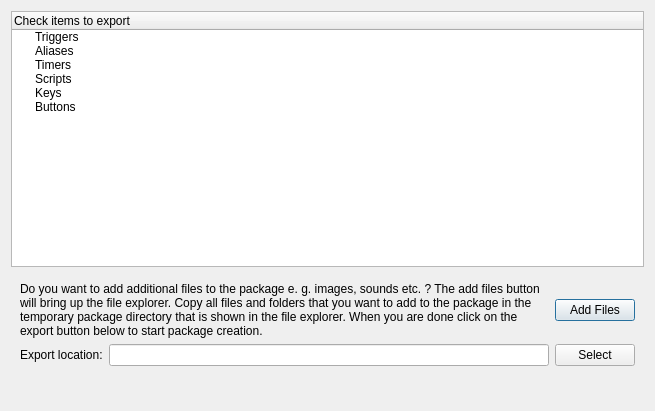
Before: the Qt Designer form src/ui/dlgPackageExporter.ui in Mudlet/Mudlet, drawn with Qt 5.
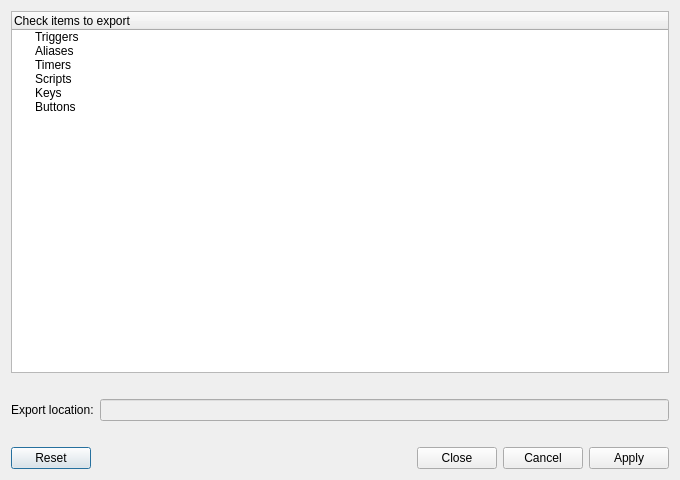
After: the same form once the commit is applied. Icons and pictures are not drawn.

Commit message: BugFix: module creation can now include sub-directories

The edit to the form file:
```diff
--- a/src/ui/dlgPackageExporter.ui
+++ b/src/ui/dlgPackageExporter.ui
@@ -6,15 +6,25 @@
    <rect>
     <x>0</x>
     <y>0</y>
-    <width>655</width>
-    <height>411</height>
+    <width>680</width>
+    <height>480</height>
    </rect>
   </property>
+  <property name="minimumSize">
+   <size>
+    <width>680</width>
+    <height>480</height>
+   </size>
+  </property>
   <property name="windowTitle">
    <string>Package Exporter</string>
   </property>
-  <layout class="QVBoxLayout" name="verticalLayout">
-   <item>
+  <property name="windowIcon">
+   <iconset resource="../mudlet.qrc">
+    <normaloff>:/icons/module-manager.png</normaloff>:/icons/module-manager.png</iconset>
+  </property>
+  <layout class="QGridLayout" name="gridLayout">
+   <item row="0" column="0" colspan="2">
     <widget class="QTreeWidget" name="treeWidget">
      <column>
       <property name="text">
@@ -53,31 +63,18 @@
      </item>
     </widget>
    </item>
-   <item>
-    <widget class="QWidget" name="widget" native="true">
-     <layout class="QGridLayout" name="gridLayout">
-      <item row="0" column="0" colspan="2">
-       <widget class="QLabel" name="textLabel1_2">
-        <property name="text">
-         <string>Do you want to add additional files to the package e. g. images, sounds etc. ? The add files button will bring up the file explorer. Copy all files and folders that you want to add to the package in the temporary package directory that is shown in the file explorer. When you are done click on the export button below to start package creation.</string>
+   <item row="1" column="0" colspan="2">
+    <widget class="QLabel" name="textLabel_informationText">
+     <property name="textFormat">
+      <enum>Qt::RichText</enum>
         </property>
         <property name="wordWrap">
          <bool>true</bool>
         </property>
-        <property name="buddy">
-         <cstring>textLabel1_2</cstring>
-        </property>
-       </widget>
-      </item>
-      <item row="0" column="2">
-       <widget class="QPushButton" name="addFiles">
-        <property name="text">
-         <string>Add Files</string>
-        </property>
-       </widget>
-      </item>
-      <item row="1" column="0">
-       <widget class="QLabel" name="textLabel1">
+    </widget>
+   </item>
+   <item row="2" column="0">
+    <widget class="QLabel" name="textLabel_exportLocation">
         <property name="text">
          <string>Export location:</string>
         </property>
@@ -86,24 +83,22 @@
         </property>
        </widget>
       </item>
-      <item row="1" column="1">
-       <widget class="QLineEdit" name="filePath"/>
-      </item>
-      <item row="1" column="2">
-       <widget class="QPushButton" name="browseButton">
-        <property name="text">
-         <string>Select</string>
-        </property>
-       </widget>
-      </item>
-     </layout>
-    </widget>
-   </item>
-   <item>
+   <item row="2" column="1">
+    <widget class="QLineEdit" name="lineEdit_filePath">
+     <property name="enabled">
+      <bool>false</bool>
+     </property>
+     <property name="readOnly">
+      <bool>false</bool>
+     </property>
+    </widget>
+   </item>
+   <item row="3" column="0" colspan="2">
     <widget class="QLabel" name="infoLabel">
      <property name="font">
       <font>
-       <pointsize>8</pointsize>
+       <weight>75</weight>
+       <bold>true</bold>
       </font>
      </property>
      <property name="text">
@@ -117,10 +112,10 @@
      </property>
     </widget>
    </item>
-   <item>
+   <item row="4" column="0" colspan="2">
     <widget class="QDialogButtonBox" name="buttonBox">
      <property name="standardButtons">
-      <set>QDialogButtonBox::NoButton</set>
+      <set>QDialogButtonBox::Apply|QDialogButtonBox::Cancel|QDialogButtonBox::Close|QDialogButtonBox::Reset</set>
      </property>
     </widget>
    </item>
```
Left out of the diff: 32 changed lines with no effect on the pictures. Lines whose indentation alone changed are shown as unchanged. The commit also changes 9 other files.
